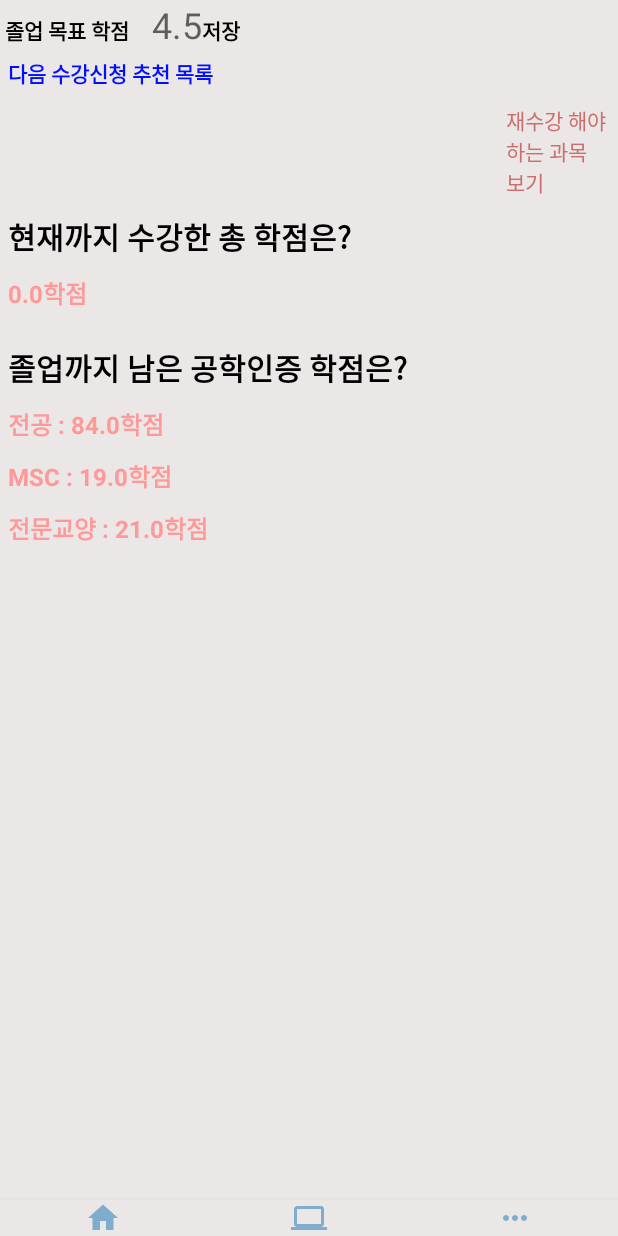
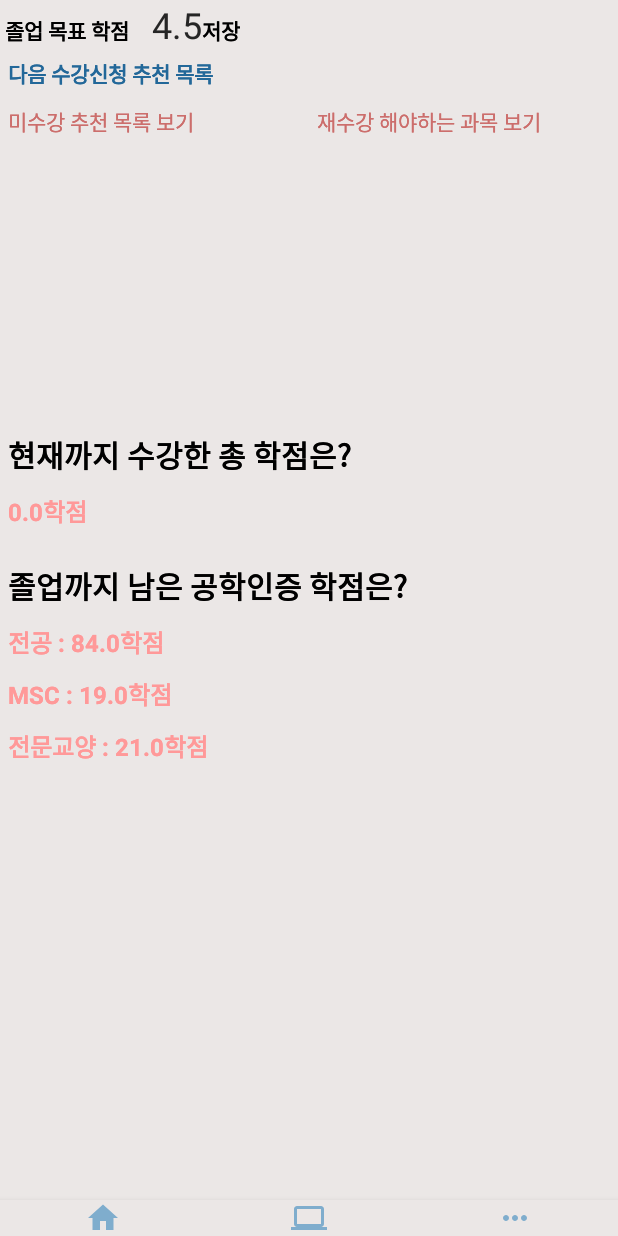
Before and after one commit to Kim-Eun-Bin/sugang-application, an Android app: the fragment MyPageFragment placed in its activity, after a tap on "미수강 추천 목록 보기", on a phone screen of 412 x 824 dp. Run offline under Robolectric (Android 15) with nearby library versions, the phone set to English and light mode, and no system bars; our stand-ins replace Firebase (no records; nobody signed in at launch, a user with empty details on screens opened directly); 8 statements that could not run were skipped; 3 other taps on this screen came first.

Commit message:
버그 수정

```diff
--- a/app/src/main/java/com/tpj/teamproject/MainActivity.java
+++ b/app/src/main/java/com/tpj/teamproject/MainActivity.java
@@ -53,11 +53,14 @@ public class MainActivity extends AppCompatActivity implements View.OnClickListe
                 getSupportFragmentManager().beginTransaction().hide(sugangFragment).commit();
                 break;
             case R.id.main_button_mypage:
+                mypageFragment = new MyPageFragment();
+                getSupportFragmentManager().beginTransaction().add(R.id.main_fragment,mypageFragment).commit();
                 getSupportFragmentManager().beginTransaction().hide(homeFragment).commit();
                 getSupportFragmentManager().beginTransaction().show(mypageFragment).commit();
                 getSupportFragmentManager().beginTransaction().hide(sugangFragment).commit();
                 break;
             case R.id.main_button_sugang:
+
                 getSupportFragmentManager().beginTransaction().hide(homeFragment).commit();
                 getSupportFragmentManager().beginTransaction().hide(mypageFragment).commit();
                 getSupportFragmentManager().beginTransaction().show(sugangFragment).commit();
--- a/app/src/main/java/com/tpj/teamproject/MyPageFragment.java
+++ b/app/src/main/java/com/tpj/teamproject/MyPageFragment.java
@@ -219,9 +219,18 @@ public class MyPageFragment extends Fragment {
                 if(finishFlag) {
                     //String str = "-미수강 과목- \n";
                     ArrayList<SuGangDTO> arrayList = recomendList();
-                    offerAdapter = new SuGangOfferListAdapter(arrayList);
+                    ArrayList<SuGangDTO> filter = new ArrayList<>();
+                    if(arrayList.size() > 0){
+                        for(SuGangDTO dto : arrayList){
+                            if(arrayList.get(0).semester == dto.semester)
+                                filter.add(dto);
+                        }
+                    }else{
+
+                    }
+
+                    offerAdapter = new SuGangOfferListAdapter(filter);
                     recyclerOffer.setVisibility(View.VISIBLE);
-                    textRecomend.setVisibility(View.GONE);
                     recyclerOffer.setAdapter(offerAdapter);
                     //textRecomend.setText(str);
 
@@ -234,13 +243,10 @@ public class MyPageFragment extends Fragment {
             public void onClick(View v) {
                 if(finishFlag) {
                     //String str = "-재수강이 필요한 과목- \n";
-                    ArrayList<SuGangDTO> retakeList = retakeList();
-                    offerRetakeAdapter = new SuGangOfferListAdapter(retakeList);
-                    for(SuGangDTO dto : retakeList){
-                        System.out.println(dto.name);
-                    }
+                    ArrayList<SuGangDTO> arrayList = retakeList();
+                    //ArrayList<SuGangDTO> filter = new ArrayList<>();
+                    offerRetakeAdapter = new SuGangOfferListAdapter(arrayList);
                     recyclerOfferRetake.setVisibility(View.VISIBLE);
-                    textRetake.setVisibility(View.GONE);
                     recyclerOfferRetake.setAdapter(offerRetakeAdapter);
                 }
             }
@@ -289,19 +295,19 @@ public class MyPageFragment extends Fragment {
         ArrayList<SuGangDTO> result = new ArrayList<>();
 
         for(SuGangDTO suGangDTO : listMajor){
-            if(!suGangDTO.isComplete){
+            if(!suGangDTO.isComplete) {
                 result.add(suGangDTO);
             }
         }
 
         for(SuGangDTO suGangDTO : listMsc){
-            if(!suGangDTO.isComplete){
+            if(!suGangDTO.isComplete) {
                 result.add(suGangDTO);
             }
         }
 
         for(SuGangDTO suGangDTO : listSuper){
-            if(!suGangDTO.isComplete){
+            if(!suGangDTO.isComplete) {
                 result.add(suGangDTO);
             }
         }
--- a/app/src/main/res/layout/fragment_my_page.xml
+++ b/app/src/main/res/layout/fragment_my_page.xml
@@ -38,24 +38,29 @@
 
     <LinearLayout
         android:layout_width="match_parent"
-        android:layout_height="wrap_content"
+        android:layout_height="250dp"
         android:orientation="vertical">
 
         <TextView
             android:layout_width="wrap_content"
             android:layout_height="wrap_content"
             android:layout_margin="5dp"
-            android:textColor="#000fff"
+            android:textColor="@color/colorDeep"
             android:textStyle="bold"
             android:text="다음 수강신청 추천 목록"/>
             <LinearLayout
                 android:layout_width="match_parent"
                 android:layout_height="match_parent"
                 android:orientation="horizontal">
+                <LinearLayout
+                    android:layout_weight="1"
+                    android:layout_width="match_parent"
+                    android:layout_height="wrap_content"
+                    android:orientation="vertical">
                     <TextView
-                    android:layout_weight="1"
+
                         android:id="@+id/text_my_page_recomend"
-                    android:layout_width="wrap_content"
+                        android:layout_width="match_parent"
                         android:layout_height="wrap_content"
                         android:layout_margin="5dp"
                         android:textColor="@color/colorReverse"
@@ -64,14 +69,18 @@
                     <!-- TODO: Update blank fragment layout -->
                     <androidx.recyclerview.widget.RecyclerView
                         android:id="@+id/recycler_my_page_offer"
-                    android:layout_weight="1"
                         android:visibility="gone"
                         android:layout_width="match_parent"
                         android:layout_height="wrap_content"/>
+                </LinearLayout>
+                <LinearLayout
+                    android:layout_weight="1"
+                    android:layout_width="match_parent"
+                    android:layout_height="wrap_content"
+                    android:orientation="vertical">
                     <TextView
-                    android:layout_weight="1"
                         android:id="@+id/text_my_page_retake"
-                    android:layout_width="wrap_content"
+                        android:layout_width="match_parent"
                         android:layout_height="wrap_content"
                         android:layout_margin="5dp"
                         android:textColor="@color/colorReverse"
@@ -80,10 +89,12 @@
                     <!-- TODO: Update blank fragment layout -->
                     <androidx.recyclerview.widget.RecyclerView
                         android:id="@+id/recycler_my_page_offer_retake"
-                    android:layout_weight="1"
                         android:visibility="gone"
                         android:layout_width="match_parent"
                         android:layout_height="wrap_content"/>
+                </LinearLayout>
+
+
             </LinearLayout>
 
     </LinearLayout>
```
Also changed, not shown: app/src/main/res/layout/item_sugang_offer_list.xml (+4 -3 lines). Lines whose indentation alone changed are shown as unchanged.
